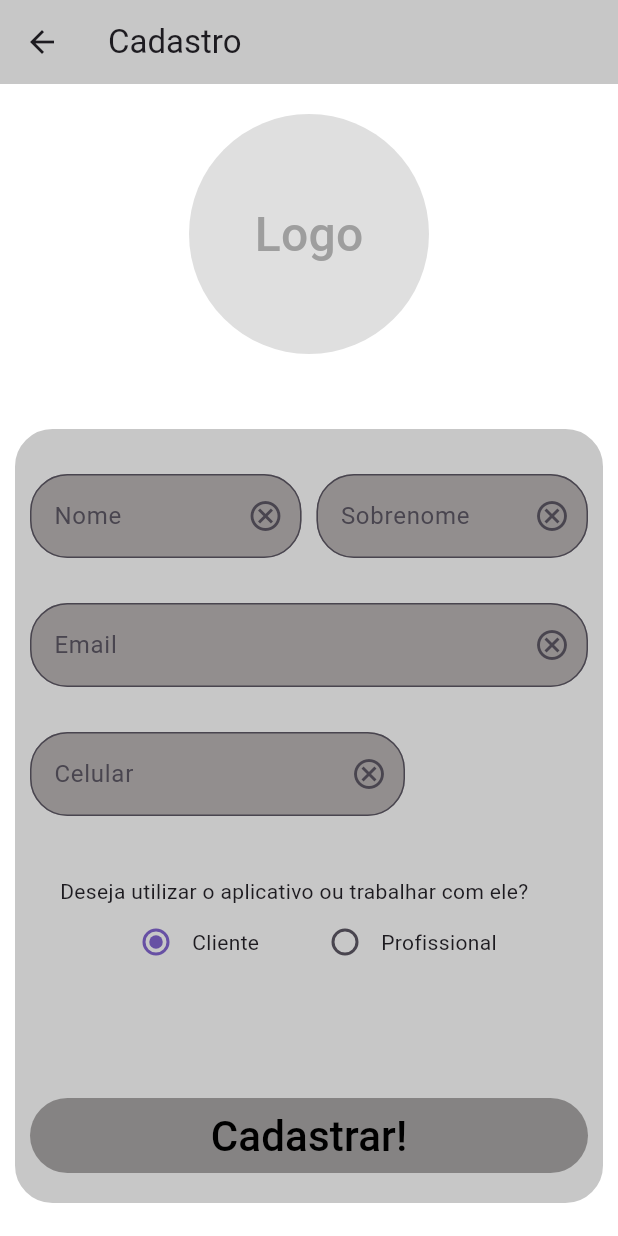
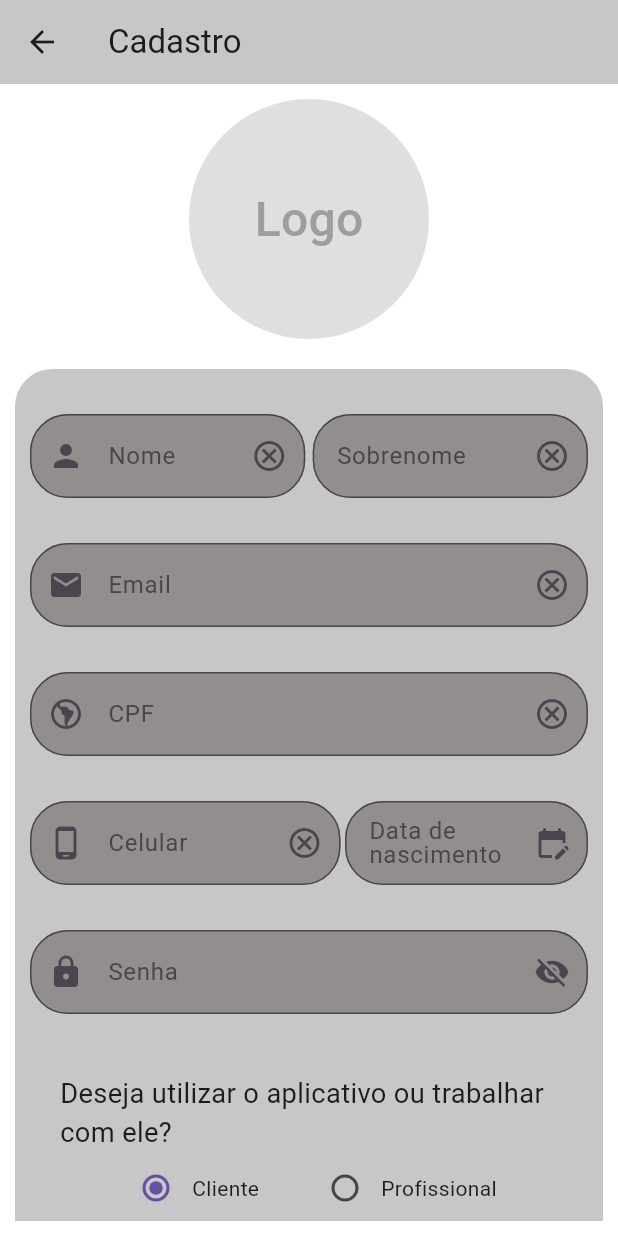
Before and after one commit to wastedy/HealthApp, a Flutter app: the RegisterPage screen opened by its route, on a phone screen of 412 x 824 dp. Run offline on Flutter 3.47's test engine with Material 3 defaults, Android fonts, the phone set to English and light mode, and no system bars.

Commit message:
Register Page FINAL

```diff
--- a/lib/registerpage.dart
+++ b/lib/registerpage.dart
@@ -10,14 +10,14 @@ class RegisterPage extends StatelessWidget {
   Widget build(BuildContext context) {
     return Scaffold(
       appBar: AppBar(title: Text("Cadastro"), backgroundColor: const Color.fromARGB(255, 199, 199, 199),),
-      body: Container(padding: EdgeInsets.symmetric(vertical: 20),
+      body: Container(padding: EdgeInsets.symmetric(vertical: 10),
         color: registerpagebackgroundcolor,
         child: SingleChildScrollView(
           child: Center(
             child: Column(
               children: [
                 avatarLogoImage(radius: 80),
-                Container(margin: EdgeInsets.symmetric(vertical: 50, horizontal: 10),
+                Container(margin: EdgeInsets.only(top: 20, left: 10, right: 10),
                   decoration: BoxDecoration(color: registerformbackgroundcolor, borderRadius: BorderRadius.circular(25), border: Border.all(width: 10, color: registerformbackgroundcolor)),
                   child: Padding(
                     padding: EdgeInsetsGeometry.only(top: 20, bottom: 10),
@@ -54,18 +54,31 @@ class _RegisterFormState extends State<RegisterForm> {
   final mailController = TextEditingController();
   final phoneController = TextEditingController();
   final passwordController = TextEditingController();
+  final birthdayController = TextEditingController();
+  final cpfController = TextEditingController();
   final filledTextColor = const Color.fromARGB(255, 146, 142, 142);
-  bool isPasswordVisible = false;
+  final today = DateTime.now();
+  bool isPasswordVisible = true;
   ClientOrWorker? _clientOrWorker = ClientOrWorker.client;
 
-  String? registerFormValidator({required String? value, required String? inputType}) {
+  String? registerFormValidator({required String? value, required String? validator}) {
     if (value == null || value.isEmpty) { return "Esse campo não pode estar vazio"; }
-    if (inputType == 'mail' && !value.contains("@")) {
+    if (validator == 'mail' && !value.contains("@")) {
       return "Insira um email valido";
     }
-    if (inputType == 'password') {
+    if (validator == 'password') {
       if (value.length < 5) {
         return "Insira uma senha com pelo menos 5 dígitos";
+      }
+    }
+    if (validator == 'cpf') {
+      if (value.length != 11) {
+        return "Insira um cpf valido";
+      }
+    }
+    if (validator == 'phone') {
+      if (value.length != 10) {
+        return "Insira um número valido";
       }
     }
 
@@ -78,18 +91,36 @@ class _RegisterFormState extends State<RegisterForm> {
     });
   }
 
-  Widget registerPageInputTextFormField({required TextEditingController controller, Widget? label, Widget? prefixIcon, String? validator, String? hintText, required bool obscureText}) {
+  Widget registerPageInputTextFormField({required TextEditingController controller, Widget? label, Widget? prefixIcon, String? validator, GestureTapCallback? onTap, String? hintText, required bool obscureText}) {
     var icon = Icon(Icons.cancel_outlined);
     var onPressed = controller.clear;
+    var readOnly = false;
     if (validator == "password") {
       icon = isPasswordVisible ? Icon(Icons.visibility_off) : Icon(Icons.visibility);
       onPressed = togglePasswordVisibility;
     }
+    if (validator == "birthday") {
+      icon = Icon(Icons.edit_calendar_rounded);
+      readOnly = true;
+      onPressed = () async {
+        DateTime? selectedDate = await showDatePicker(context: context, firstDate: DateTime(1925), lastDate: today, fieldHintText: "mm/dd/aaaa");
+        if (selectedDate != null) {
+          var day = selectedDate.day.toString();
+          var month = selectedDate.month.toString();
+          var year = selectedDate.year;
+          if (day.length < 2) { day = "0$day"; }
+          if (month.length < 2) { month = "0$month"; }
+          birthdayController.text = "$day/$month/$year";
+        }
+      };
+    }
 
     return TextFormField(
       controller: controller,
-      validator: (value) => registerFormValidator(value: value, inputType: validator),
+      validator: (value) => registerFormValidator(value: value, validator: validator),
       obscureText: obscureText,
+      onTap: onTap,
+      readOnly: readOnly,
       decoration: InputDecoration(
         filled: true,
         fillColor: filledTextColor,
@@ -104,12 +135,12 @@ class _RegisterFormState extends State<RegisterForm> {
 
   @override
   Widget build(BuildContext context) {
-    return Form(
+    return Form(key: _registerFormKey,
       child: Column(
         children: [
-          Row(mainAxisSize: MainAxisSize.min, spacing: 10,
+          Row(mainAxisSize: MainAxisSize.min, spacing: 5,
             children: [
-              Expanded(child: registerPageInputTextFormField(controller: nameController, obscureText: false, hintText: "Insira seu Nome", label: Text("Nome")),),
+              Expanded(child: registerPageInputTextFormField(prefixIcon: Icon(Icons.person), controller: nameController, obscureText: false, hintText: "Insira seu Nome", label: Text("Nome")),),
               Expanded(child: registerPageInputTextFormField(controller: surnameController, obscureText: false, hintText: "Insira seu Sobrenome", label: Text("Sobrenome"))),
             ],
           ),
@@ -117,23 +148,36 @@ class _RegisterFormState extends State<RegisterForm> {
             padding: EdgeInsetsGeometry.symmetric(vertical: 30),
             child: Row(
               children: [
-                Expanded(child: registerPageInputTextFormField(validator: 'mail', controller: mailController, obscureText: false, hintText: "exemplo@exemplo.com", label: Text("Email")),)
+                Expanded(child: registerPageInputTextFormField(prefixIcon: Icon(Icons.email), validator: 'mail', controller: mailController, obscureText: false, hintText: "exemplo@exemplo.com", label: Text("Email")),)
               ],
             ),
           ),
-          Row(
+          Padding(padding: EdgeInsetsGeometry.only(bottom: 30), child:
+            Row(
+              children: [
+                Expanded(child: registerPageInputTextFormField(prefixIcon: Icon(Icons.south_america_outlined), validator: 'cpf', controller: cpfController, obscureText: false, hintText: "000.000.000-00", label: Text("CPF"))),
+              ],
+            )
+          ),
+          Row(spacing: 3,
             children: [
-              SizedBox(
-                width: 250,
-                child: registerPageInputTextFormField(validator: 'phone', controller: phoneController, obscureText: false, hintText: "(00) 0000-0000", label: Text("Celular")),
-              )
+              SizedBox(width: 207, child: registerPageInputTextFormField(prefixIcon: Icon(Icons.phone_android_rounded), validator: 'phone', controller: phoneController, obscureText: false, hintText: "(00) 0000-0000", label: Text("Celular"))),
+              Expanded(child: registerPageInputTextFormField(validator: 'birthday', controller: birthdayController, obscureText: false, hintText: "dd/mm/aaaa", label: Text("Data de nascimento")),)
             ],
           ),
+          Padding(padding: EdgeInsetsGeometry.only(top: 30), child:
+            Row(
+              children: [
+                Expanded(child: registerPageInputTextFormField(prefixIcon: Icon(Icons.lock), validator: 'password', controller: passwordController, obscureText: isPasswordVisible, hintText: "******", label: Text("Senha"))),
+              ],
+            )
+          ),
+
           Padding(
             padding: EdgeInsetsGeometry.only(top: 40, left: 20, right: 20),
             child: Row(
               children: [
-                Expanded(child: Text("Deseja utilizar o aplicativo ou trabalhar com ele?"),),
+                Expanded(child: Text("Deseja utilizar o aplicativo ou trabalhar com ele?", textScaler: TextScaler.linear(1.3),),),
               ]
             ),
           ),
@@ -165,7 +209,7 @@ class _RegisterFormState extends State<RegisterForm> {
             ),
           ),
           Padding(
-            padding: EdgeInsetsGeometry.only(top: 80),
+            padding: EdgeInsetsGeometry.only(top: 40),
             child: SizedBox(
               width: 400,
               height: 50,
@@ -180,7 +224,8 @@ class _RegisterFormState extends State<RegisterForm> {
               )
             ),
           ),
-          //InputDatePickerFormField(firstDate: firstDate, lastDate: lastDate)
+
+
         ],
       ),
     );
```
Also changed, not shown: lib/main.dart (+0 -8 lines).
